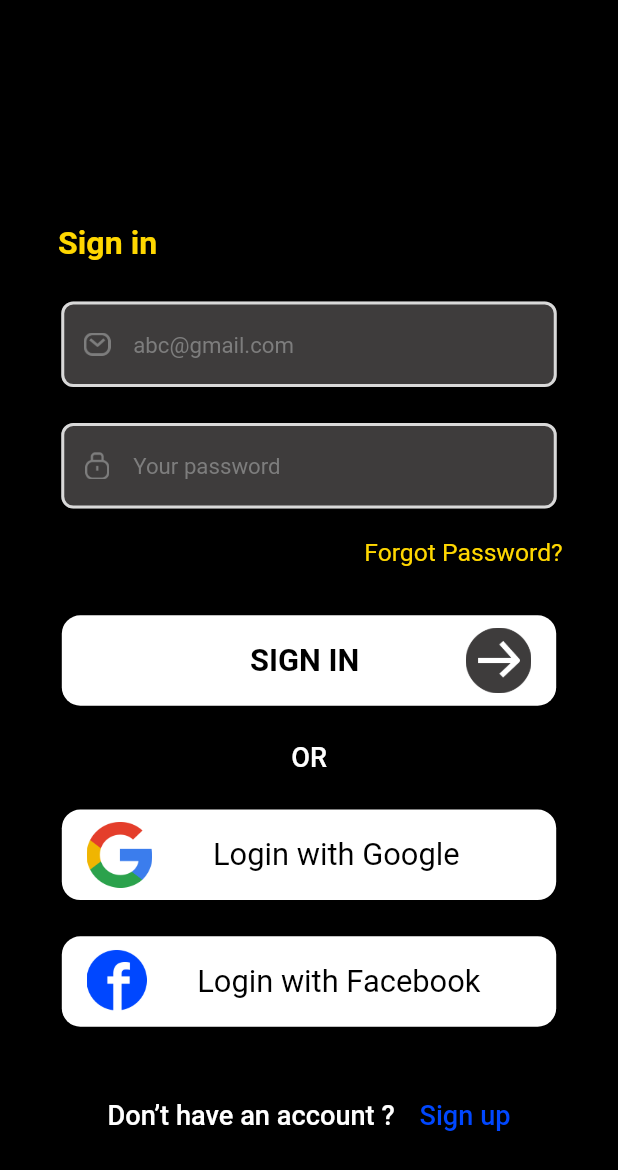
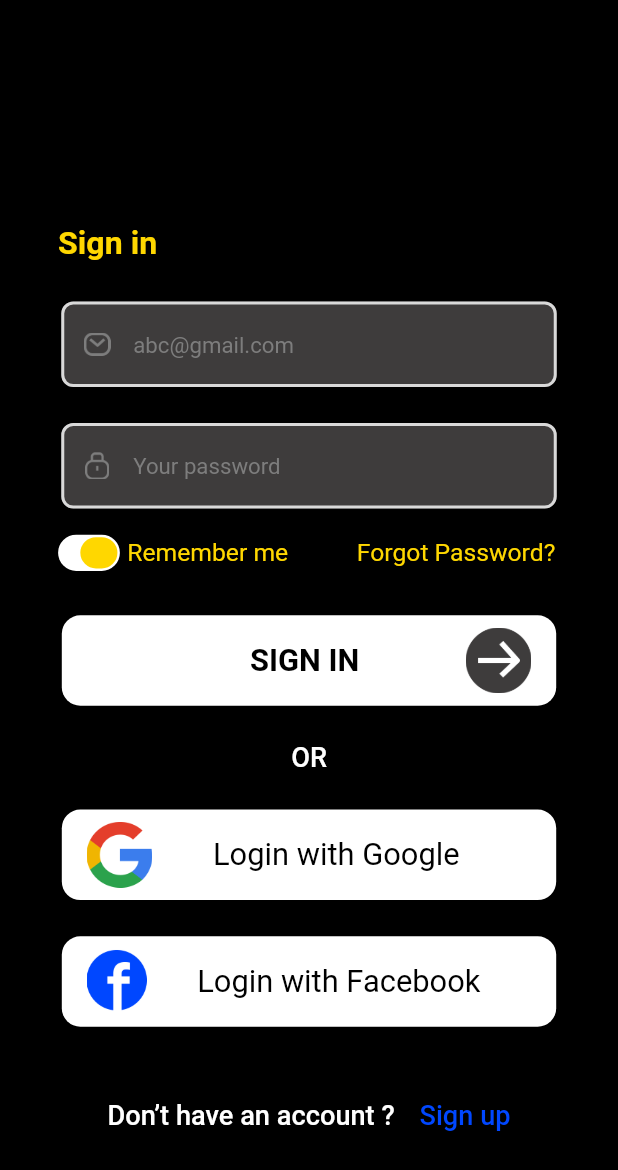
Before and after one commit to zolovio/makeup, a Flutter app: the screen it shows after launch, on a phone screen of 412 x 824 dp. Shown: the top 1170 px of the screen. Run offline on Flutter 3.47's test engine with Material 2 defaults, Android fonts, the light colour scheme and no system bars; drawn by our look-alikes of flutter_form_builder; our stand-ins replace flutter_riverpod, flutter_screenutil, form_builder_validators; Roboto replaces fonts that are missing (GOTHIC).

Commit message:
feat(switch): switch button added

```diff
--- /dev/null
+++ b/lib/src/core/ui/common_widget/common_switch.dart
@@ -0,0 +1,58 @@
+import 'package:flutter/material.dart';
+import 'package:flutter_screenutil/flutter_screenutil.dart';
+import 'package:makeup/src/core/ui/theme.dart';
+
+import 'app_decoration.dart';
+
+class CommonSwitch extends StatelessWidget {
+  final bool isActive;
+  final String label;
+  final Function onSwitch;
+  const CommonSwitch(
+      {Key? key,
+      required this.label,
+      required this.onSwitch,
+      this.isActive = false})
+      : super(key: key);
+
+  @override
+  Widget build(BuildContext context) {
+    return Row(
+      children: [
+        Padding(
+          padding: EdgeInsets.all(6.r),
+          child: Container(
+            width: 50.w,
+            height: 20.h,
+            decoration: BoxDecoration(
+              borderRadius: BorderRadius.circular(20.r),
+              color: AppColor.white,
+            ),
+            child: Row(
+              mainAxisAlignment:
+                  isActive ? MainAxisAlignment.end : MainAxisAlignment.start,
+              children: [
+                Padding(
+                  padding: EdgeInsets.all(2.r),
+                  child: Container(
+                    width: 30.w,
+                    height: 20.h,
+                    decoration: BoxDecoration(
+                      borderRadius: BorderRadius.circular(20.r),
+                      color: isActive ? AppColor.yellow : AppColor.hintColor,
+                    ),
+                  ),
+                )
+              ],
+            ),
+          ),
+        ),
+        Text(
+          label,
+          style:
+              AppDecoration.textStyle(color: AppColor.yellow, fontSize: 20.sp),
+        )
+      ],
+    );
+  }
+}
--- a/lib/src/feature/auth/ui/login/login_screen.dart
+++ b/lib/src/feature/auth/ui/login/login_screen.dart
@@ -5,6 +5,7 @@ import 'package:flutter_screenutil/flutter_screenutil.dart';
 import 'package:form_builder_validators/form_builder_validators.dart';
 import 'package:makeup/src/core/ui/common_widget/app_decoration.dart';
 import 'package:makeup/src/core/ui/common_widget/common_button.dart';
+import 'package:makeup/src/core/ui/common_widget/common_switch.dart';
 import 'package:makeup/src/core/ui/common_widget/social_button.dart';
 import 'package:makeup/src/core/ui/theme.dart';
 
@@ -118,9 +119,17 @@ class _LoginScreenState extends State<LoginScreen> {
                       keyboardType: TextInputType.emailAddress,
                     ),
                   ),
-                  Align(
-                    alignment: Alignment.bottomRight,
-                    child: InkWell(
+                  Padding(
+                    padding: EdgeInsets.symmetric(horizontal: 6.w),
+                    child: Row(
+                      children: [
+                        CommonSwitch(
+                          label: 'Remember me',
+                          onSwitch: () {},
+                          isActive: true,
+                        ),
+                        const Spacer(),
+                        InkWell(
                           onTap: () {
                             // Navigator.push(context,
                             //     MaterialPageRoute(builder: (context) {
@@ -135,6 +144,8 @@ class _LoginScreenState extends State<LoginScreen> {
                                   color: AppColor.yellow, fontSize: 20.sp),
                             ),
                           ),
+                        ),
+                      ],
                     ),
                   ),
                   SizedBox(
```
Lines whose indentation alone changed are shown as unchanged.
